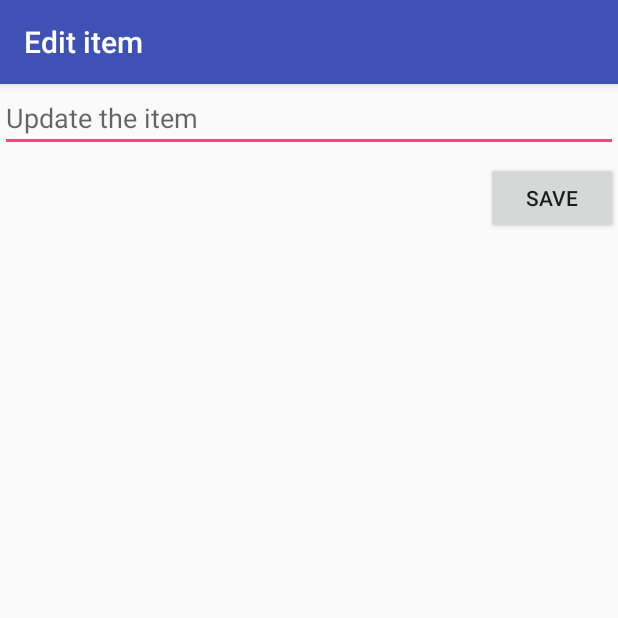
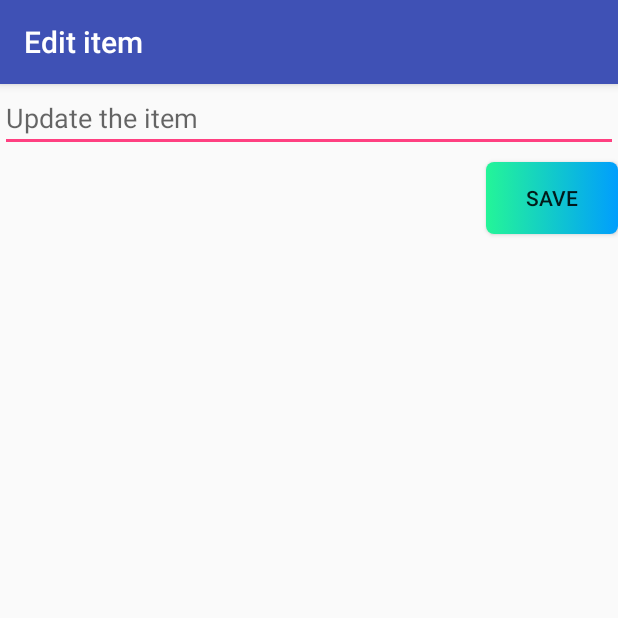
Before and after one commit to meglin20/SimpleToDo, an Android app: the screen it shows after launch (EditActivity), after a tap on an icon or button, on a phone screen of 412 x 824 dp, the top half of it. Run offline under Robolectric (Android 15) with nearby library versions, the phone set to English and light mode, and no system bars.

Commit message:
Second Commit

```diff
--- a/app/build.gradle
+++ b/app/build.gradle
@@ -27,4 +27,5 @@ dependencies {
     androidTestImplementation 'com.android.support.test.espresso:espresso-core:3.0.2'
     implementation 'com.android.support:recyclerview-v7:28.0.0'
     implementation 'commons-io:commons-io:2.6'
+
 }
--- a/app/src/main/AndroidManifest.xml
+++ b/app/src/main/AndroidManifest.xml
@@ -9,13 +9,16 @@
         android:roundIcon="@mipmap/ic_launcher_round"
         android:supportsRtl="true"
         android:theme="@style/AppTheme">
-        <activity android:name=".MainActivity">
+        <activity android:name=".SplashActivity" android:theme="@style/AppTheme1">
             <intent-filter>
                 <action android:name="android.intent.action.MAIN" />
 
                 <category android:name="android.intent.category.LAUNCHER" />
             </intent-filter>
         </activity>
+        <activity android:name=".MainActivity">
+
+        </activity>
         <activity android:name=".EditActivity"></activity>
     </application>
 
--- /dev/null
+++ b/app/src/main/java/com/example/meganlin/simpletodo/SplashActivity.java
@@ -0,0 +1,42 @@
+package com.example.meganlin.simpletodo;
+
+import android.content.Intent;
+import android.os.Bundle;
+
+import android.os.Handler;
+import android.support.v7.app.AppCompatActivity;
+import android.view.WindowManager;
+import android.view.animation.AccelerateInterpolator;
+import android.view.animation.AlphaAnimation;
+import android.view.animation.Animation;
+import android.widget.ImageView;
+
+public class SplashActivity extends AppCompatActivity {
+
+    private static int SPLASH_SCREEN_TIMEOUT = 2000;
+
+    @Override
+    protected void onCreate(Bundle savedInstanceState){
+        super.onCreate(savedInstanceState);
+
+
+        getWindow().setFlags(WindowManager.LayoutParams.FLAG_FULLSCREEN, WindowManager.LayoutParams.FLAG_FULLSCREEN);
+
+        setContentView(R.layout.splash_activity);
+
+        Animation fadeOut = new AlphaAnimation(1,0);
+        fadeOut.setInterpolator(new AccelerateInterpolator());
+        fadeOut.setStartOffset(500);
+        ImageView image = findViewById(R.id.imageView);
+        image.setAnimation(fadeOut);
+
+        new Handler().postDelayed(new Runnable() {
+            @Override
+            public void run() {
+                Intent intent = new Intent(SplashActivity.this, MainActivity.class);
+                startActivity(intent);
+                finish();
+            }
+        }, SPLASH_SCREEN_TIMEOUT);
+    }
+}
--- /dev/null
+++ b/app/src/main/res/drawable/gradient.xml
@@ -0,0 +1,12 @@
+<?xml version="1.0" encoding="utf-8"?>
+<selector xmlns:android="http://schemas.android.com/apk/res/android">
+    <item>
+        <shape android:shape="rectangle">
+            <gradient android:startColor="#24F598"
+                android:endColor="#009EFD" android:type="linear"/>
+
+            <corners android:radius="5dp"/>
+        </shape>
+    </item>
+
+</selector>
--- a/app/src/main/res/layout/activity_edit.xml
+++ b/app/src/main/res/layout/activity_edit.xml
@@ -19,6 +19,7 @@
 
     <Button
         android:id="@+id/btnSave"
+        android:background="@drawable/gradient"
         android:layout_width="wrap_content"
         android:layout_height="wrap_content"
         android:layout_alignParentEnd="true"
--- a/app/src/main/res/layout/activity_main.xml
+++ b/app/src/main/res/layout/activity_main.xml
@@ -8,6 +8,7 @@
 
     <Button
         android:id="@+id/btnAdd"
+        android:background="@drawable/gradient"
         android:layout_width="wrap_content"
         android:layout_height="wrap_content"
         android:layout_alignParentBottom="true"
--- a/app/src/main/res/values/styles.xml
+++ b/app/src/main/res/values/styles.xml
@@ -8,4 +8,12 @@
         <item name="colorAccent">@color/colorAccent</item>
     </style>
 
+    <!-- Base application theme. -->
+    <style name="AppTheme1" parent="Theme.AppCompat.Light.NoActionBar">
+        <!-- Customize your theme here. -->
+        <item name="colorPrimary">@color/colorPrimary</item>
+        <item name="colorPrimaryDark">@color/colorPrimaryDark</item>
+        <item name="colorAccent">@color/colorAccent</item>
+    </style>
+
 </resources>
```
Also changed, not shown: app/src/main/res/drawable/ic_check_black_24dp.xml (added, +9 -0 lines), app/src/main/res/layout/splash_activity.xml (added, +38 -0 lines).
